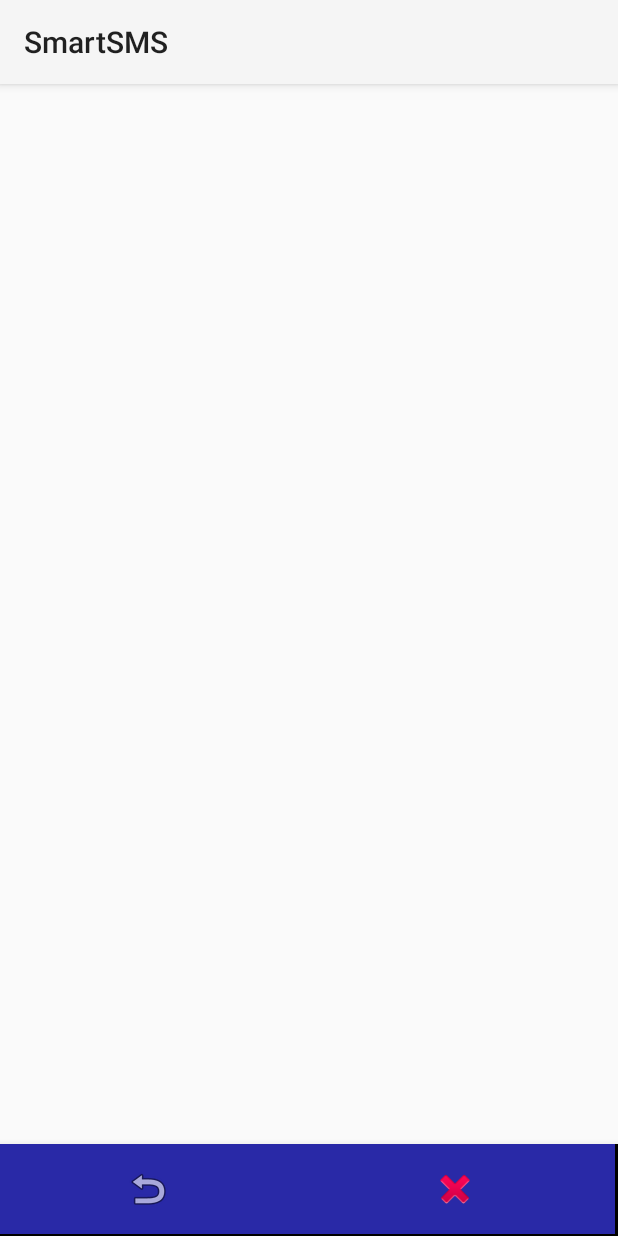
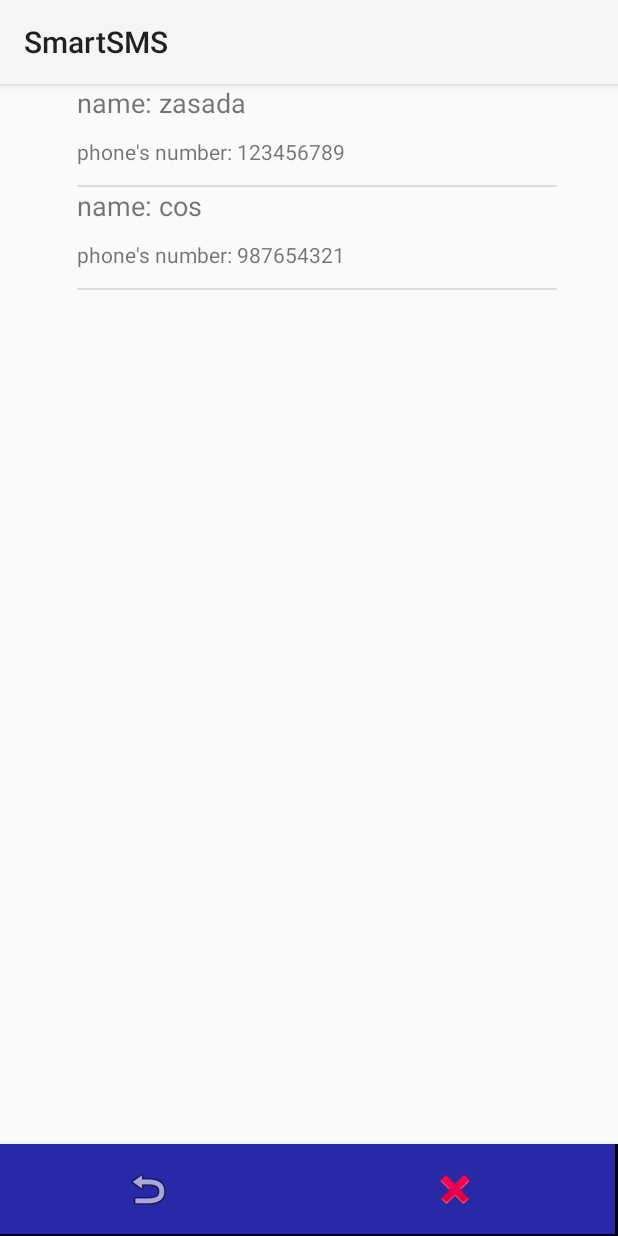
Before and after one commit to nokia-wroclaw/innovativeproject-smart-sms, an Android app: the screen it shows after launch (ListOfRulesActivity), in the options menu, after a tap on "Rule management", on a phone screen of 412 x 824 dp. Run offline under Robolectric (Android 15) with nearby library versions, the phone set to English and light mode, and no system bars.

Commit message:
Osbieranie smsa wedlug numeru + poprawa recycler view

```diff
--- a/SmartSms/app/src/main/java/com/example/smartsms/MainActivity.java
+++ b/SmartSms/app/src/main/java/com/example/smartsms/MainActivity.java
@@ -2,11 +2,9 @@
 
 import android.Manifest;
 import android.content.Intent;
-import android.content.IntentFilter;
 import android.graphics.Color;
 import android.os.Bundle;
 import android.support.annotation.NonNull;
-import android.support.constraint.ConstraintLayout;
 import android.support.design.widget.Snackbar;
 import android.support.v4.app.ActivityCompat;
 import android.support.v7.app.AppCompatActivity;
@@ -17,34 +15,30 @@
 import android.view.Menu;
 import android.view.MenuItem;
 import android.view.View;
-import android.widget.ArrayAdapter;
-import android.widget.Button;
-import android.widget.Spinner;
+import android.widget.LinearLayout;
 import android.widget.Toast;
 
 import java.util.ArrayList;
-import java.util.Arrays;
 import java.util.LinkedList;
 import java.util.List;
 
 
-public class MainActivity extends AppCompatActivity implements RecyclerItemTouchHelper.RecyclerItemTouchHelperListener{
+public class MainActivity extends AppCompatActivity implements MessageListener, RecyclerItemTouchHelper.RecyclerItemTouchHelperListener{
     SqliteDB sqldb;
- //   SmsReceiver smsReceiver;
-    private RecyclerViewAdapter adapter;
-    private List<String> dataToView = new LinkedList<>(Arrays.asList("tekst", "tekst 2", "tekst 3", "tekst 4", "tekst 5", "tekst 6", "tekst 7", "tekst 8", "tekst 9", "tekst", "tekst 2", "tekst 3", "tekst 4", "tekst 5", "tekst 6", "tekst 7", "tekst 8", "tekst 9"));
-    private ConstraintLayout constraintLayout;
+    //SmsReceiver smsReceiver;
+    RecyclerViewAdapter adapter;
+    List<Rule> dataToView = new LinkedList<>();//new LinkedList<>(Arrays.asList("tekst", "tekst 2", "tekst 3", "tekst 4", "tekst 5", "tekst 6", "tekst 7", "tekst 8", "tekst 9", "tekst", "tekst 2", "tekst 3", "tekst 4", "tekst 5", "tekst 6", "tekst 7", "tekst 8", "tekst 9"));
+    private LinearLayout linearLayout;
     private int MY_PERMISSIONS_REQUEST_SMS_RECEIVE = 10;
-
     @Override
     protected void onCreate(Bundle savedInstanceState) {
         super.onCreate(savedInstanceState);
         setContentView(R.layout.screen_main);
         //Toolbar toolbar = findViewById(R.id.toolbar);
         //setSupportActionBar(toolbar);
-
-        constraintLayout = findViewById(R.id.coordinator_layout);
+        linearLayout = findViewById(R.id.coordinator_layout);
         RecyclerView recyclerView = findViewById(R.id.recycler_view);
+        recyclerView.setHasFixedSize(true);
         recyclerView.setHasFixedSize(true);
         RecyclerView.LayoutManager layoutManager = new LinearLayoutManager(this);
         recyclerView.setLayoutManager(layoutManager);
@@ -58,6 +52,7 @@
         ActivityCompat.requestPermissions(this,new String[]{Manifest.permission.RECEIVE_SMS},
                 MY_PERMISSIONS_REQUEST_SMS_RECEIVE);
 
+        SmsReceiver.bindListener(this);
         //test DataBase
 
         sqldb.deleteRule("zasada7");
@@ -75,6 +70,10 @@
         sqldb.addPriority(priority);
         rule= new Rule("zasada7","stop","892189124",priority);
         sqldb.addRule(rule);
+        rule= new Rule("zasada","stop","123456789",priority);
+        sqldb.addRule(rule);
+        rule= new Rule("cos","stop","987654321",priority);
+        sqldb.addRule(rule);
         rule = sqldb.getRule("kot");
         sqldb.addRule(rule);
         ArrayList<Priority> pr = sqldb.getAllPriority();
@@ -83,6 +82,12 @@
         sqldb.deletePriority("tak");
         sqldb.deletePriority("praca");
         sqldb.deleteRule("kot");
+    }
+
+    @Override
+    public void messageReceived(Rule message) {
+        Toast.makeText(this, message.name, Toast.LENGTH_SHORT).show();
+        adapter.addItem(message);
     }
 
     @Override
@@ -112,10 +117,10 @@
     public void onSwiped(RecyclerView.ViewHolder viewHolder, int direction, int position) {
         if (viewHolder instanceof RecyclerViewAdapter.MyViewHolder) {
 
-            String name = dataToView.get(viewHolder.getAdapterPosition());
+            String name = dataToView.get(viewHolder.getAdapterPosition()).name;
             adapter.removeItem(viewHolder.getAdapterPosition());
               Snackbar snackbar = Snackbar
-                    .make(constraintLayout, "Deleted: " + name, Snackbar.LENGTH_LONG);
+                    .make(linearLayout, "Deleted: " + name, Snackbar.LENGTH_LONG);
             snackbar.setAction("OK", new View.OnClickListener() {
                 @Override
                 public void onClick(View view) {
--- /dev/null
+++ b/SmartSms/app/src/main/java/com/example/smartsms/MessageListener.java
@@ -0,0 +1,6 @@
+package com.example.smartsms;
+
+public interface MessageListener {
+
+    void messageReceived(Rule message);
+}
--- a/SmartSms/app/src/main/java/com/example/smartsms/RecyclerViewAdapter.java
+++ b/SmartSms/app/src/main/java/com/example/smartsms/RecyclerViewAdapter.java
@@ -10,7 +10,7 @@
 import java.util.List;
 
 public class RecyclerViewAdapter extends RecyclerView.Adapter<RecyclerViewAdapter.MyViewHolder> {
-    private List<String> mDataset;
+    private List<Rule> mDataset;
     public static class MyViewHolder extends RecyclerView.ViewHolder {
         public TextView description;
         public RelativeLayout viewBackground, viewForeground;
@@ -23,7 +23,7 @@
         }
     }
 
-    public RecyclerViewAdapter(List<String> myDataset) {
+    public RecyclerViewAdapter(List<Rule> myDataset) {
         mDataset = myDataset;
     }
 
@@ -37,7 +37,7 @@
     @Override
     public void onBindViewHolder(MyViewHolder holder,final int position) {
 
-        holder.description.setText(mDataset.get(position));
+        holder.description.setText(mDataset.get(position).name);
     }
 
     public void removeItem(int position) {
@@ -45,6 +45,12 @@
         notifyItemRemoved(position);
     }
 
+    public void addItem(Rule rule) {
+        mDataset.add(rule);
+        notifyItemInserted(0);
+        notifyDataSetChanged();
+    }
+
     @Override
     public int getItemCount() {
         return mDataset.size();
--- a/SmartSms/app/src/main/java/com/example/smartsms/SmsReceiver.java
+++ b/SmartSms/app/src/main/java/com/example/smartsms/SmsReceiver.java
@@ -7,15 +7,25 @@
 import android.telephony.SmsMessage;
 import android.util.Log;
 import android.widget.Toast;
+import java.util.*;
 
 public class SmsReceiver extends BroadcastReceiver {
 
+    SqliteDB db;
+    private static final String SMS_RECEIVED = "android.provider.Telephony.SMS_RECEIVED";
+    private static MessageListener mListener;
 
-    private static final String SMS_RECEIVED = "android.provider.Telephony.SMS_RECEIVED";
-
+    public static void bindListener(MessageListener listener){
+        mListener = listener;
+    }
 
     @Override
     public void onReceive(Context context, Intent intent) {
+
+        db = new SqliteDB(context);
+        ArrayList<Rule> rules = db.getAllRule();
+        abortBroadcast();
+
         Bundle intentExtras = intent.getExtras();
         if (intentExtras != null) {
             Object[] sms = (Object[]) intentExtras.get("pdus");
@@ -25,11 +35,16 @@
 
                 String smsBody = smsMessage.getMessageBody().toString();
                 String address = smsMessage.getOriginatingAddress();
+                for(Rule r : rules){
+                    if(r.phoneNumber.equals(address)){
 
+                        mListener.messageReceived(r);
+                    }
+
+                }
                 smsMessageStr += "SMS From: " + address + "\n";
                 smsMessageStr += smsBody + "\n";
             }
-            Toast.makeText(context, smsMessageStr, Toast.LENGTH_SHORT).show();
 
         }
     }
--- a/SmartSms/app/src/main/res/layout/content_main.xml
+++ b/SmartSms/app/src/main/res/layout/content_main.xml
@@ -11,7 +11,7 @@
     <android.support.v7.widget.RecyclerView
         android:id="@+id/recycler_view"
         android:layout_width="0dp"
-        android:layout_height="wrap_content"
+        android:layout_height="match_parent"
         android:scrollbars="vertical"
         app:layout_constraintEnd_toEndOf="parent"
         app:layout_constraintStart_toStartOf="parent"
```
Also changed, not shown: SmartSms/app/src/main/AndroidManifest.xml (+5 -3 lines), SmartSms/app/src/main/res/layout/screen_main.xml (+11 -20 lines).
